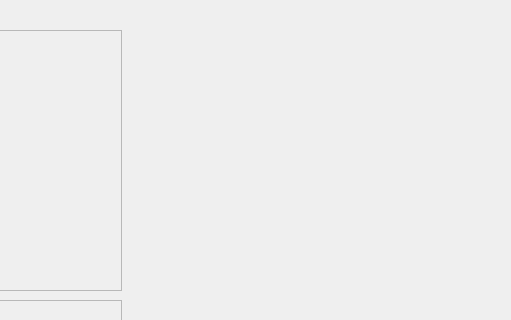
The window that src/mainwindow.ui (joshuasv/inferencer-cpp) describes before a commit, drawn with Qt 5; both pictures show x 289 to 800 and y 0 to 320 of the 800 by 600 pixel window.
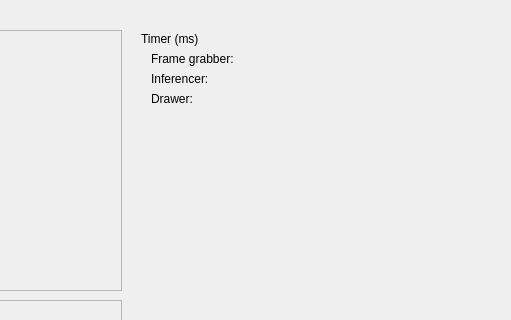
The same window after the commit.

Commit message: *add timer to each component loop

Diff of the .ui file:
```diff
--- a/src/mainwindow.ui
+++ b/src/mainwindow.ui
@@ -52,6 +52,58 @@
      <set>Qt::AlignCenter</set>
     </property>
    </widget>
+   <widget class="QLabel" name="label">
+    <property name="geometry">
+     <rect>
+      <x>430</x>
+      <y>30</y>
+      <width>81</width>
+      <height>17</height>
+     </rect>
+    </property>
+    <property name="text">
+     <string>Timer (ms)</string>
+    </property>
+   </widget>
+   <widget class="QLabel" name="timerFrameLabel">
+    <property name="geometry">
+     <rect>
+      <x>440</x>
+      <y>50</y>
+      <width>341</width>
+      <height>17</height>
+     </rect>
+    </property>
+    <property name="text">
+     <string>Frame grabber:</string>
+    </property>
+   </widget>
+   <widget class="QLabel" name="timerInferencerLabel">
+    <property name="geometry">
+     <rect>
+      <x>440</x>
+      <y>70</y>
+      <width>341</width>
+      <height>17</height>
+     </rect>
+    </property>
+    <property name="text">
+     <string>Inferencer:</string>
+    </property>
+   </widget>
+   <widget class="QLabel" name="timerDrawerLabel">
+    <property name="geometry">
+     <rect>
+      <x>440</x>
+      <y>90</y>
+      <width>341</width>
+      <height>17</height>
+     </rect>
+    </property>
+    <property name="text">
+     <string>Drawer:</string>
+    </property>
+   </widget>
   </widget>
   <widget class="QMenuBar" name="menubar">
    <property name="geometry">
```
The commit also changes 11 other files.
